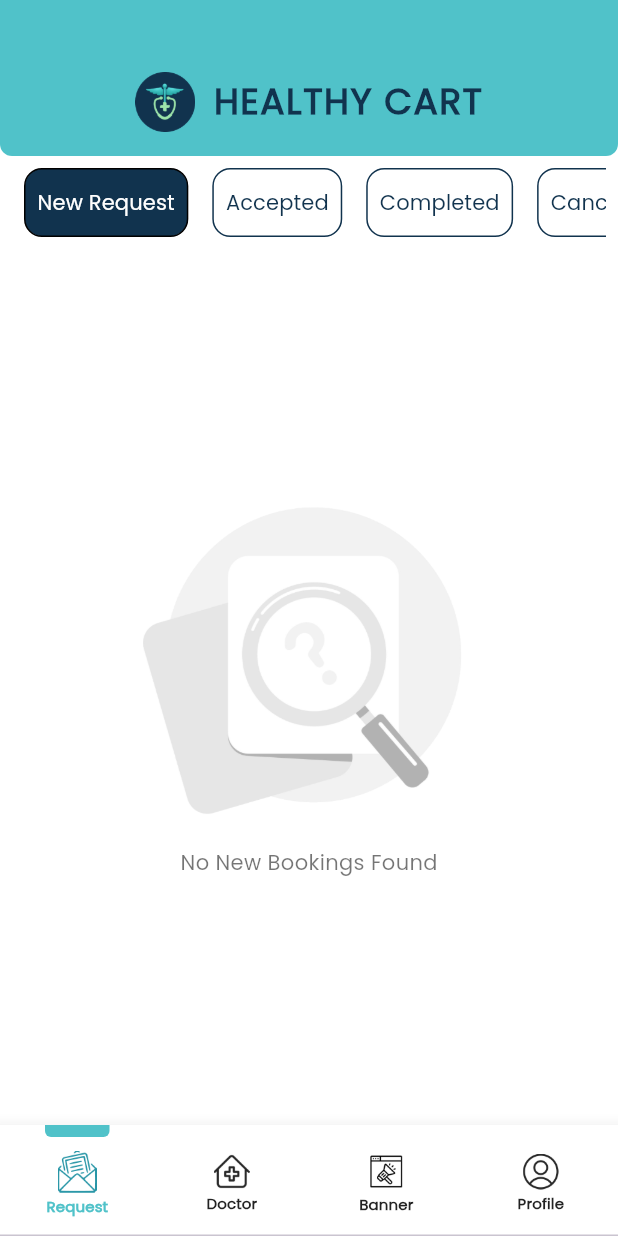
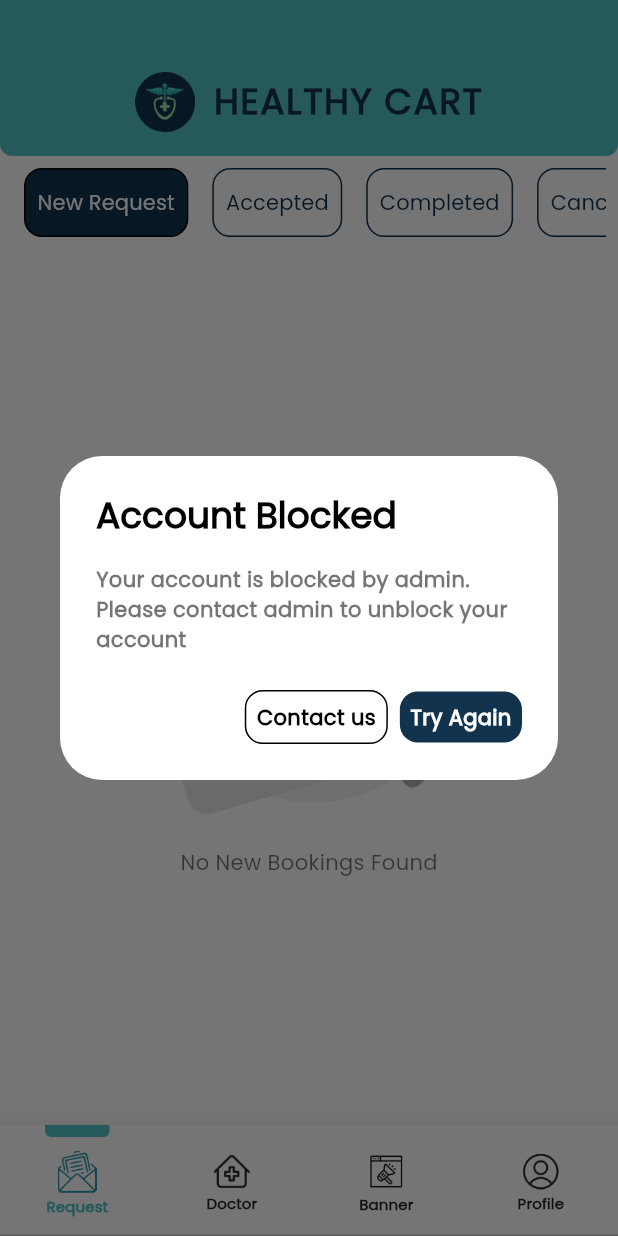
Before and after one commit to sayedali-2129/healthycart-hospital, a Flutter app: the HomeScreen screen opened directly, on a phone screen of 412 x 824 dp. Run offline on Flutter 3.47's test engine with Material 3 defaults, Android fonts, the light colour scheme and no system bars; drawn by our look-alikes of buttons_tabbar; our stand-ins replace cached_network_image, carousel_slider, cloud_firestore, dartz, easy_debounce, file_picker and 22 more; missing offline and left inert: time_picker_spinner_pop_up; accounts and stored records are empty; key blocks and very long unbroken strings in the code were emptied for the run.

Commit message:
user block added

```diff
--- /dev/null
+++ b/lib/core/custom/blocked_alert_box.dart
@@ -0,0 +1,80 @@
+import 'dart:developer';
+
+import 'package:flutter/material.dart';
+import 'package:healthycart/core/custom/toast/toast.dart';
+import 'package:healthycart/features/splash_screen/splash_screen.dart';
+import 'package:healthycart/main.dart';
+import 'package:healthycart/utils/app_details/app_details.dart';
+import 'package:healthycart/utils/constants/colors/colors.dart';
+import 'package:url_launcher/url_launcher.dart';
+
+class UserBlockedAlertBox {
+  static void userBlockedAlert() {
+    showDialog(
+        context: navigatorKey.currentContext!,
+        barrierDismissible: false,
+        builder: (_) => PopScope(
+              canPop: false,
+              onPopInvoked: (didPop) {
+                log("on invoked");
+              },
+              child: AlertDialog(
+                backgroundColor: BColors.white,
+                title: const Text('Account Blocked'),
+                content: const Text(
+                    'Your account is blocked by admin. Please contact admin to unblock your account'),
+                actions: [
+                  GestureDetector(
+                    onTap: () async {
+                      final Uri url = Uri(
+                        scheme: 'tel',
+                        path: AppDetails.phoneNumber,
+                      );
+                      if (await canLaunchUrl(url)) {
+                        await launchUrl(url);
+                      } else {
+                        CustomToast.errorToast(
+                            text: 'Could not launch the dialer');
+                      }
+                    },
+                    child: Container(
+                      decoration: BoxDecoration(
+                          borderRadius: BorderRadius.circular(12),
+                          border: Border.all()),
+                      child: const Padding(
+                        padding: EdgeInsets.all(7.0),
+                        child: Text(
+                          'Contact us',
+                          style: TextStyle(color: BColors.black),
+                        ),
+                      ),
+                    ),
+                  ),
+                  GestureDetector(
+                    onTap: () {
+                      Navigator.pushAndRemoveUntil(
+                        navigatorKey.currentContext!,
+                        MaterialPageRoute(
+                          builder: (context) => SplashScreen(),
+                        ),
+                        (route) => false,
+                      );
+                    },
+                    child: Container(
+                      decoration: BoxDecoration(
+                          color: BColors.darkblue,
+                          borderRadius: BorderRadius.circular(12)),
+                      child: const Padding(
+                        padding: EdgeInsets.all(7),
+                        child: Text(
+                          'Try Again',
+                          style: TextStyle(color: BColors.white),
+                        ),
+                      ),
+                    ),
+                  )
+                ],
+              ),
+            ));
+  }
+}
--- a/lib/core/general/firebase_collection.dart
+++ b/lib/core/general/firebase_collection.dart
@@ -8,4 +8,5 @@
   static const String hospitalBooking = 'hospital_booking';
   static const String hospitalTransactions = 'hospital_transactions';
   static String hospitalTransactionSubCollection = 'hospital_transfers';
+  static String dayTransaction = 'dayTransaction';
 }
--- a/lib/features/add_hospital_form_page/domain/model/hospital_model.dart
+++ b/lib/features/add_hospital_form_page/domain/model/hospital_model.dart
@@ -24,6 +24,7 @@
     this.email,
     this.rejectionReason,
     this.ishospitalON,
+    this.dayTransaction,
   });
 
   final String? hospitalName;
@@ -40,6 +41,8 @@
   final String? rejectionReason;
   final String? fcmToken;
   final String? email;
+  final String? dayTransaction;
+
   @override
   Map<String, dynamic> toMap() {
     return {
@@ -56,8 +59,9 @@
       'createdAt': createdAt,
       'keywords': keywords,
       'email': email,
-   //   'fcmToken': fcmToken,
-      'rejectionReason' : rejectionReason,
+      'dayTransaction': dayTransaction,
+      //   'fcmToken': fcmToken,
+      'rejectionReason': rejectionReason,
       ...super.toMap()
     };
   }
@@ -89,7 +93,7 @@
           ? PlaceMark.fromMap(map['placemark'] as Map<String, dynamic>)
           : null,
       hospitalName: map['hospitalName'] as String?,
-       rejectionReason: map['rejectionReason'] as String?,
+      rejectionReason: map['rejectionReason'] as String?,
       address: map['address'] as String?,
       ownerName: map['ownerName'] as String?,
       uploadLicense: map['uploadLicense'] as String?,
@@ -97,7 +101,10 @@
       selectedCategoryId: map['selectedCategoryId'] != null
           ? List<String>.from((map['selectedCategoryId'] as List<dynamic>))
           : null,
-            email: map['email'] != null ? map['email'] as String : null,
+      email: map['email'] != null ? map['email'] as String : null,
+      dayTransaction: map['dayTransaction'] != null
+          ? map['dayTransaction'] as String
+          : null,
       fcmToken: map['fcmToken'] != null ? map['fcmToken'] as String : null,
       requested: map['requested'] != null ? map['requested'] as int : null,
       isActive: map['isActive'] as bool?,
@@ -128,6 +135,7 @@
     String? email,
     List<String>? keywords,
     String? rejectionReason,
+    String? dayTransaction,
   }) {
     return HospitalModel(
       id: id ?? super.id,
@@ -147,7 +155,8 @@
       ishospitalON: ishospitalON ?? this.ishospitalON,
       createdAt: createdAt ?? this.createdAt,
       keywords: keywords ?? this.keywords,
-      rejectionReason:  rejectionReason ?? this.rejectionReason,
+      rejectionReason: rejectionReason ?? this.rejectionReason,
+      dayTransaction: dayTransaction ?? this.dayTransaction,
     );
   }
 }
--- a/lib/features/home/presentation/home.dart
+++ b/lib/features/home/presentation/home.dart
@@ -1,5 +1,6 @@
 import 'package:flutter/material.dart';
 import 'package:healthycart/core/custom/bottom_navigation/bottom_nav_widget.dart';
+import 'package:healthycart/features/authenthication/application/authenication_provider.dart';
 import 'package:healthycart/features/hospital_banner/presentation/banner_page.dart';
 import 'package:healthycart/features/hospital_doctor/presentation/doctor_category/doctor_category_main.dart';
 import 'package:healthycart/features/hospital_profile/application/profile_provider.dart';
@@ -18,6 +19,15 @@
 class _HomeScreenState extends State<HomeScreen> {
   @override
   void initState() {
+    WidgetsBinding.instance.addPostFrameCallback(
+      (_) {
+        context.read<AuthenticationProvider>().setShowUserBlock(!(context
+                .read<AuthenticationProvider>()
+                .hospitalDataFetched
+                ?.isActive ??
+            false));
+      },
+    );
     super.initState();
   }
 
--- a/lib/features/hospital_profile/application/profile_provider.dart
+++ b/lib/features/hospital_profile/application/profile_provider.dart
@@ -12,7 +12,6 @@
 class ProfileProvider extends ChangeNotifier {
   ProfileProvider(this.iProfileFacade);
   final IProfileFacade iProfileFacade;
-  final hospitalId = FirebaseAuth.instance.currentUser?.uid;
   bool ishospitalON = false;
 
   void hospitalStatus(bool status) {
@@ -26,6 +25,8 @@
   bool fetchLoading = false;
 
   Future<void> getHospitalAllDoctorDetails({String? searchText}) async {
+    final hospitalId = FirebaseAuth.instance.currentUser?.uid;
+
     fetchLoading = true;
     notifyListeners();
     final result = await iProfileFacade.getHospitalAllDoctorDetails(
@@ -55,6 +56,8 @@
 
 /* -------------------------------------------------------------------------- */
   Future<void> setActiveHospital() async {
+    final hospitalId = FirebaseAuth.instance.currentUser?.uid;
+
     final result = await iProfileFacade.setActiveHospital(
         ishospitalON: ishospitalON, hospitalId: hospitalId ?? '');
     result.fold((failure) {
--- a/lib/features/hospital_request_userside/domain/i_booking_facade.dart
+++ b/lib/features/hospital_request_userside/domain/i_booking_facade.dart
@@ -2,6 +2,7 @@
 import 'package:healthycart/core/failures/main_failure.dart';
 import 'package:healthycart/core/general/typdef.dart';
 import 'package:healthycart/features/hospital_request_userside/domain/models/booking_model.dart';
+import 'package:healthycart/features/hospital_request_userside/domain/models/day_transaction_model.dart';
 
 abstract class IBookingFacade {
   Stream<Either<MainFailure, List<HospitalBookingModel>>> getNewRequestStream(
@@ -13,6 +14,9 @@
   FutureResult<String> updateOrderStatus(
       {required String orderId,
       required int orderStatus,
+      String? dayTransactionDate,
+      String? paymentMode,
+      DayTransactionModel? dayTransactionModel,
       String? hospitalId,
       String? rejectReason,
       num? totalAmount});
--- /dev/null
+++ b/lib/features/hospital_request_userside/domain/models/day_transaction_model.dart
@@ -0,0 +1,50 @@
+import 'package:cloud_firestore/cloud_firestore.dart';
+
+class DayTransactionModel {
+  Timestamp? createdAt;
+  num? onlinePayment;
+  num? offlinePayment;
+  num? totalAmount;
+  DayTransactionModel({
+    this.createdAt,
+    this.onlinePayment,
+    this.offlinePayment,
+    this.totalAmount,
+  });
+
+  Map<String, dynamic> toMap() {
+    return <String, dynamic>{
+      'createdAt': createdAt,
+      'onlinePayment': onlinePayment,
+      'offlinePayment': offlinePayment,
+      'totalAmount': totalAmount,
+    };
+  }
+
+  factory DayTransactionModel.fromMap(Map<String, dynamic> map) {
+    return DayTransactionModel(
+      createdAt:
+          map['createdAt'] != null ? map['createdAt'] as Timestamp : null,
+      onlinePayment:
+          map['onlinePayment'] != null ? map['onlinePayment'] as num : null,
+      offlinePayment:
+          map['offlinePayment'] != null ? map['offlinePayment'] as num : null,
+      totalAmount:
+          map['totalAmount'] != null ? map['totalAmount'] as num : null,
+    );
+  }
+
+  DayTransactionModel copyWith({
+    Timestamp? createdAt,
+    num? onlinePayment,
+    num? offlinePayment,
+    num? totalAmount,
+  }) {
+    return DayTransactionModel(
+      createdAt: createdAt ?? this.createdAt,
+      onlinePayment: onlinePayment ?? this.onlinePayment,
+      offlinePayment: offlinePayment ?? this.offlinePayment,
+      totalAmount: totalAmount ?? this.totalAmount,
+    );
+  }
+}
--- a/lib/utils/app_details/app_details.dart
+++ b/lib/utils/app_details/app_details.dart
@@ -2,4 +2,5 @@
   static const String whatsappNumber = '+917907014743';
   static const String appName = 'Healthycart Hospital';
   static const projectId = 'healthycart-4c697';
+  static const phoneNumber = "+91 7907014743";
 }
```
Also changed, not shown: lib/core/services/get_network_time.dart (added, +48 -0 lines), lib/features/authenthication/application/authenication_provider.dart (+23 -7 lines), lib/features/hospital_request_userside/application/provider/hospital_booking_provider.dart.dart (+17 -2 lines), lib/features/hospital_request_userside/infrastructure/i_booking_impl.dart (+39 -0 lines), lib/features/hospital_request_userside/presentation/accepted.dart (+11 -5 lines).
